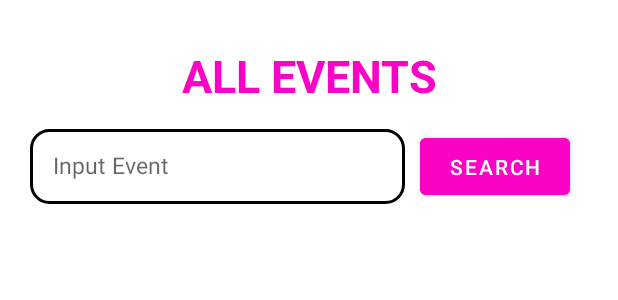
After one commit to pcoderch/FinalProjectEvents, an Android app: the layout list_all_events.xml on its own in the app's theme, with its tools: preview values and no code run, on a phone screen of 412 x 824 dp. The commit adds this screen. Shown: the top 300 px of the screen. Run offline under Robolectric (Android 15) with nearby library versions, the phone set to English and light mode, and no system bars.

Commit message:
all events list

```diff
--- /dev/null
+++ b/app/src/main/res/layout/list_all_events.xml
@@ -0,0 +1,54 @@
+<?xml version="1.0" encoding="utf-8"?>
+<LinearLayout
+    xmlns:android="http://schemas.android.com/apk/res/android"
+    android:layout_width="match_parent"
+    android:layout_height="match_parent"
+    android:orientation="vertical">
+    <TextView
+        android:layout_width="match_parent"
+        android:layout_height="wrap_content"
+        android:text="@string/AllEvents"
+        android:textSize="30dp"
+        android:textColor="@color/pink"
+        android:textAlignment="center"
+        android:layout_marginTop="30dp"
+        android:textStyle="bold">
+    </TextView>
+    <LinearLayout
+        android:layout_width="match_parent"
+        android:layout_height="wrap_content"
+        android:orientation="horizontal">
+        <EditText
+            android:id="@+id/searchEvent"
+            android:layout_width="250dp"
+            android:layout_height="50dp"
+            android:layout_marginTop="15dp"
+            android:layout_marginEnd="10dp"
+            android:layout_marginStart="20dp"
+            android:hint="@string/SearchEvent"
+            android:background="@drawable/perfilador"
+            android:padding="15dp"
+            android:textSize="15sp"
+            android:autofillHints=""
+            android:backgroundTint="@color/black"
+            android:inputType="textPersonName">
+        </EditText>
+        <Button
+            android:id="@+id/searchButton"
+            android:layout_width="100dp"
+            android:layout_height="50dp"
+            android:text="@string/search"
+            android:layout_gravity="bottom"
+            android:backgroundTint="@color/pink"
+            >
+        </Button>
+    </LinearLayout>
+
+    <androidx.recyclerview.widget.RecyclerView
+        android:id="@+id/AllEventsView"
+        android:layout_width="match_parent"
+        android:layout_height="wrap_content"
+        android:layout_marginTop="8dp">
+
+    </androidx.recyclerview.widget.RecyclerView>
+</LinearLayout>
--- a/app/src/main/res/values/strings.xml
+++ b/app/src/main/res/values/strings.xml
@@ -110,6 +110,8 @@
     <string name="dateComment">23/02/22</string>
     <string name="commentInsert">Insert your comment</string>
     <string name="TopicComment">Topic of the Comment</string>
+    <string name="SearchEvent">Input Event</string>
+    <string name="AllEvents">ALL EVENTS</string>
 
 
 </resources>
```
